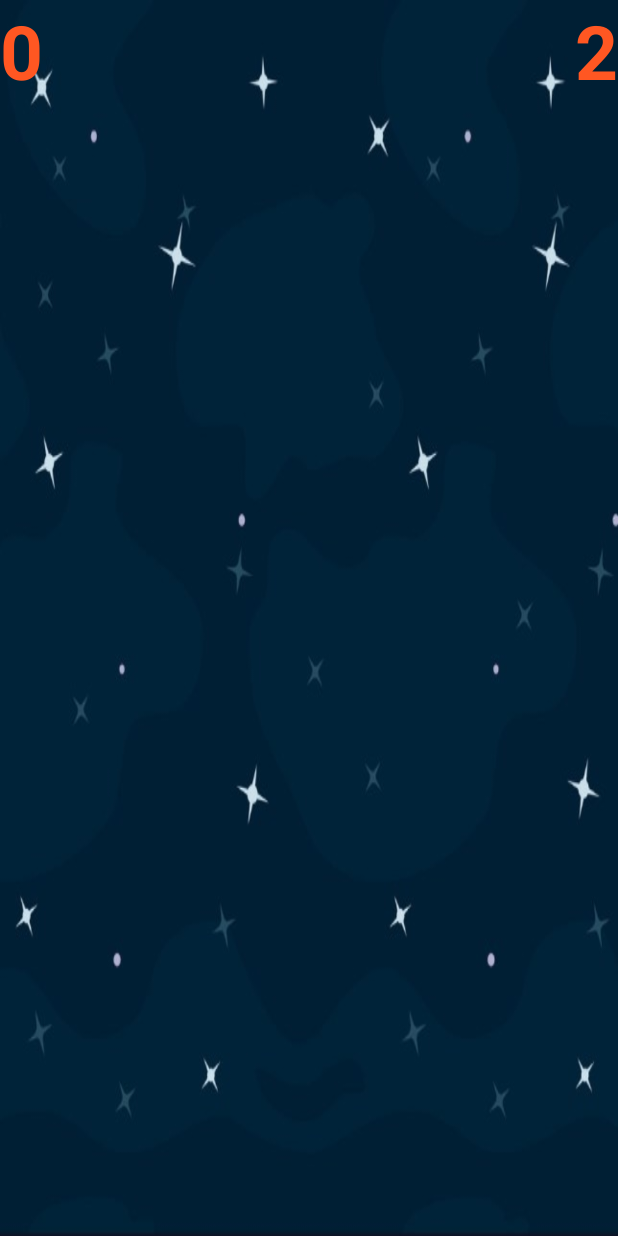
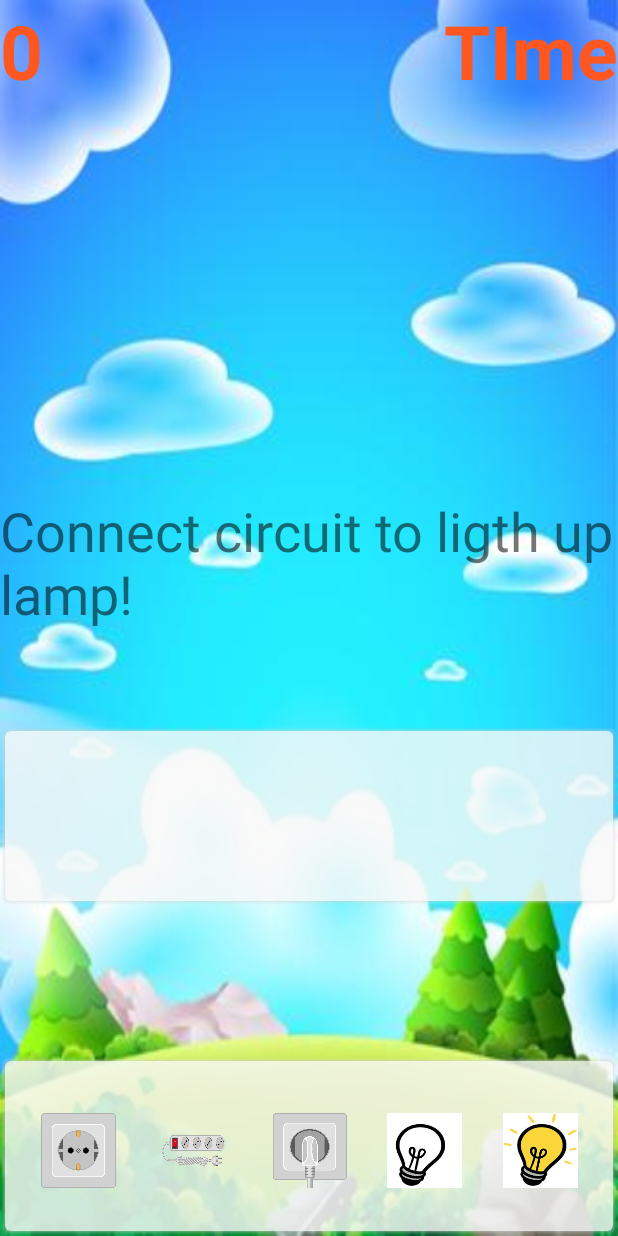
Before and after one commit to eif-courses/GetSomeMoney, an Android app: the fragment GameplayFragment shown on its own in the app's theme, on a phone screen of 412 x 824 dp. Run offline under Robolectric (Android 15) with nearby library versions, the light colour scheme and no system bars; our stand-ins replace Firebase (no records; nobody signed in at launch, a user with empty details on screens opened directly).

Commit message:
EXAMPLE FOR SHOP

```diff
--- a/app/build.gradle
+++ b/app/build.gradle
@@ -48,5 +48,4 @@ dependencies {
     implementation 'com.google.firebase:firebase-auth:19.2.0'
     implementation 'com.firebaseui:firebase-ui-auth:6.1.0'
     implementation 'com.squareup.picasso:picasso:2.71828'
-
 }
--- a/app/src/main/java/get/some/money/starter/Fragments/GameplayFragment.kt
+++ b/app/src/main/java/get/some/money/starter/Fragments/GameplayFragment.kt
@@ -1,41 +1,21 @@
 package get.some.money.starter.Fragments
 
 
-import android.animation.Animator
-import android.animation.AnimatorListenerAdapter
-import android.animation.ObjectAnimator
-import android.app.Activity
-import android.content.Intent
 import android.media.MediaPlayer
 import android.os.Bundle
 import android.os.CountDownTimer
-import androidx.fragment.app.Fragment
 import android.view.LayoutInflater
-import android.view.MotionEvent
 import android.view.View
 import android.view.ViewGroup
 import android.widget.ImageView
-import android.widget.Toast
-import androidx.core.content.res.ResourcesCompat
-import androidx.lifecycle.Observer
-import androidx.lifecycle.ViewModel
+import androidx.fragment.app.Fragment
 import androidx.lifecycle.ViewModelProviders
-import com.firebase.ui.auth.AuthUI
-import com.firebase.ui.auth.IdpResponse
-import com.google.firebase.FirebaseApp
 import com.google.firebase.auth.FirebaseAuth
-import com.google.firebase.firestore.FirebaseFirestore
-import get.some.money.starter.Models.GameObject
-import get.some.money.starter.Models.User
-
 import get.some.money.starter.R
 import get.some.money.starter.ViewModels.GameViewModel
-import get.some.money.starter.ViewModels.ShopViewModel
 import get.some.money.starter.ViewModels.UserViewModel
 import kotlinx.android.synthetic.main.fragment_gameplay.*
 import kotlinx.android.synthetic.main.fragment_gameplay.view.*
-import java.io.ObjectStreamException
-import kotlin.random.Random
 
 /**
  * A simple [Fragment] subclass.
@@ -46,6 +26,7 @@ class GameplayFragment : Fragment() {
   lateinit var model: GameViewModel
   lateinit var userModel: UserViewModel
   private val uuid = FirebaseAuth.getInstance().currentUser?.uid
+
 
   var images = listOf<ImageView>()
 
@@ -62,95 +43,40 @@ class GameplayFragment : Fragment() {
 
     model = ViewModelProviders.of(this)[GameViewModel::class.java]
     userModel = ViewModelProviders.of(this)[UserViewModel::class.java]
-      mediaPlayer = MediaPlayer.create(view.context, R.raw.collect)
-      images = listOf(view.house, view.house2, view.house3, view.house3, view.house4, view.house5, view.house6, view.house7, view.house8, view.house9)
-      gameBoard.setBackgroundResource(R.drawable.level1)
+    mediaPlayer = MediaPlayer.create(view.context, R.raw.object_anim)
+    images = listOf(view.house, view.house2, view.house3, view.house4, view.house5)
+    gameBoard.setBackgroundResource(R.drawable.forest)
 
-      userModel.getUser(uuid.toString()).observe(this, Observer {
-        your_score.text = "${it.score}"
-      })
+    var count = 0
+    val location = IntArray(2)
 
-//      model.loadGameScore().observe(this, Observer {
-//        your_score.text = "$it"
-//      })
-
-//
-//        var stars = listOf(
-//            R.drawable.star_02,
-//            R.drawable.star_03,
-//            R.drawable.star_04,
-//            R.drawable.star_05,
-//            R.drawable.star_06)
-//
-//
-//
-
-      val listOfgameObejcts = model.loadGameObjects().value
-        var i = 3
-        object : CountDownTimer(3000, 1000){
-            override fun onFinish() {
-                time_remaining.text = "GO"
-              var index = 0
-              for (house in images){
-                    house.visibility = View.VISIBLE
-                    house.setImageDrawable(ResourcesCompat.getDrawable(resources, listOfgameObejcts!!.get(index).image, null))
-                    if(index < 8){
-                      index++
-                    }
-                }
-            }
-            override fun onTick(millisUntilFinished: Long) {
-                time_remaining.text = "${i--}"
-            }
-        }.start()
-
-
-
-        for (house in images){
-            house.setOnClickListener { v -> handleTouch(house) }
+    for (house in images) {
+      house.setOnClickListener {
+        it.getLocationOnScreen(location)
+        moveObject(it, -location[0].toFloat() + 50 + (count * 190))
+        count++
+        mediaPlayer.start()
+        house.isClickable = false
       }
 
 
+    }
+  }
 
 
+  fun moveObject(v: View, x: Float, y: Float = -600f, duration: Long = 1000) {
+    v.animate()
+      .translationY(y)
+      .translationX(x)
+      .duration = duration
+  }
 
-
-
-
-//        ObjectAnimator.ofFloat(view.house, "translationX", 100f).apply {
-//            duration = 2000
-//            start()
-//            addListener(object : AnimatorListenerAdapter() {
-//                override fun onAnimationEnd(animation: Animator?, isReverse: Boolean) {
-//                    super.onAnimationEnd(animation, isReverse)
-//                    // view.house.visibility = View.GONE
-//
-//                }
-//            })
-//        }
-
-
-//        view.house.setOnClickListener {
-//            ObjectAnimator.ofFloat(view.house, "alpha", 1f, 0f).apply {
-//                duration = 250
-//                addListener(object : AnimatorListenerAdapter() {
-//                    override fun onAnimationEnd(animation: Animator) {
-//                        Toast.makeText(view.context, "HELLO", Toast.LENGTH_LONG).show()
-//                        //balls.remove((animation as ObjectAnimator).target)
-//                    }
-//                })
-//            }
-//        }
-
-
-    }
 
   private fun handleTouch(image: ImageView) {
     mediaPlayer.start()
     collectItemTimer(image).start()
 
   }
-
 
 
   private fun collectItemTimer(v: View?): CountDownTimer {
--- a/app/src/main/java/get/some/money/starter/MainActivity.kt
+++ b/app/src/main/java/get/some/money/starter/MainActivity.kt
@@ -38,16 +38,16 @@ class MainActivity : AppCompatActivity(), AppBarConfiguration.OnNavigateUpListen
   private lateinit var appBarConfiguration: AppBarConfiguration;
   private val RC_SIGN_IN = 123
   lateinit var userModel: UserViewModel
-
+  private val uuid = FirebaseAuth.getInstance().currentUser?.uid
   val providers = arrayListOf(
     AuthUI.IdpConfig.EmailBuilder().build(),
     AuthUI.IdpConfig.GoogleBuilder().build()
   )
 
-
   override fun onStart() {
     super.onStart()
     // Create and launch sign-in intent
+    if (uuid == null) {
       startActivityForResult(
         AuthUI.getInstance()
           .createSignInIntentBuilder()
@@ -56,7 +56,7 @@ class MainActivity : AppCompatActivity(), AppBarConfiguration.OnNavigateUpListen
         RC_SIGN_IN
       )
     }
-
+  }
 
   override fun onCreate(savedInstanceState: Bundle?) {
     super.onCreate(savedInstanceState)
--- /dev/null
+++ b/app/src/main/java/get/some/money/starter/Models/Chain.kt
@@ -0,0 +1,5 @@
+package get.some.money.starter.Models
+
+data class Chain(val listImages: List<Int> = emptyList(),
+                 val sequence: List<Int> = emptyList()
+)
--- a/app/src/main/res/layout/fragment_gameplay.xml
+++ b/app/src/main/res/layout/fragment_gameplay.xml
@@ -6,117 +6,95 @@
     android:layout_width="match_parent"
     android:layout_height="match_parent"
     android:animateLayoutChanges="true"
+    android:background="@drawable/forest"
     tools:context=".Fragments.GameplayFragment">
 
     <ImageView
+        android:id="@+id/imageView2"
+        android:layout_width="0dp"
+        android:layout_height="120dp"
+
+        android:layout_marginBottom="100dp"
+        android:alpha="0.7"
+        android:src="@drawable/borders"
+        app:layout_constraintBottom_toTopOf="@+id/imageView"
+        app:layout_constraintEnd_toEndOf="parent"
+        app:layout_constraintHorizontal_bias="0.0"
+        app:layout_constraintStart_toStartOf="parent" />
+
+    <ImageView
+        android:id="@+id/imageView"
+        android:layout_width="0dp"
+        android:layout_height="120dp"
+
+        android:alpha="0.7"
+        android:src="@drawable/borders"
+        app:layout_constraintBottom_toBottomOf="parent"
+        app:layout_constraintEnd_toEndOf="parent"
+        app:layout_constraintStart_toStartOf="parent" />
+
+    <ImageView
+        android:id="@+id/house3"
+        android:layout_width="50dp"
+        android:layout_height="50dp"
+        android:layout_marginBottom="32dp"
+        android:background="@drawable/lempute_02"
+        android:visibility="visible"
+        app:layout_constraintBottom_toBottomOf="parent"
+        app:layout_constraintEnd_toEndOf="parent"
+        app:layout_constraintHorizontal_bias="0.5"
+        app:layout_constraintStart_toEndOf="@+id/house2" />
+
+    <ImageView
         android:id="@+id/house"
-        android:layout_width="wrap_content"
-        android:layout_height="wrap_content"
-        android:src="@drawable/home"
-        android:visibility="invisible"
-        app:layout_constraintBottom_toTopOf="@+id/house3"
-        app:layout_constraintEnd_toStartOf="@+id/house6"
+        android:layout_width="50dp"
+        android:layout_height="50dp"
+        android:layout_marginBottom="32dp"
+        android:background="@drawable/rozete_off"
+        android:visibility="visible"
+        app:layout_constraintBottom_toBottomOf="parent"
+        app:layout_constraintEnd_toStartOf="@+id/house5"
         app:layout_constraintHorizontal_bias="0.5"
-        app:layout_constraintStart_toStartOf="parent"
-        app:layout_constraintTop_toTopOf="parent" />
+        app:layout_constraintStart_toStartOf="parent" />
 
     <ImageView
         android:id="@+id/house2"
-        android:layout_width="wrap_content"
-        android:layout_height="wrap_content"
-        android:src="@drawable/home"
-        android:visibility="invisible"
-        app:layout_constraintBottom_toTopOf="@+id/house4"
-        app:layout_constraintEnd_toStartOf="@+id/house5"
+        android:layout_width="50dp"
+        android:layout_height="50dp"
+        android:layout_marginBottom="32dp"
+        android:background="@drawable/lempute_01"
+        android:visibility="visible"
+        app:layout_constraintBottom_toBottomOf="parent"
+        app:layout_constraintEnd_toStartOf="@+id/house3"
         app:layout_constraintHorizontal_bias="0.5"
-        app:layout_constraintStart_toEndOf="@+id/house3"
-        app:layout_constraintTop_toBottomOf="@+id/house6" />
+        app:layout_constraintStart_toEndOf="@+id/house4" />
 
     <ImageView
-        android:id="@+id/house3"
-        android:layout_width="wrap_content"
-        android:layout_height="wrap_content"
-        android:src="@drawable/home"
-        android:visibility="invisible"
-        app:layout_constraintBottom_toTopOf="@+id/house7"
-        app:layout_constraintEnd_toStartOf="@+id/house2"
+        android:id="@+id/house5"
+        android:layout_width="50dp"
+        android:layout_height="50dp"
+        android:layout_marginBottom="32dp"
+        android:background="@drawable/prailgintuvas"
+        android:visibility="visible"
+        app:layout_constraintBottom_toBottomOf="parent"
+        app:layout_constraintEnd_toStartOf="@+id/house4"
         app:layout_constraintHorizontal_bias="0.5"
-        app:layout_constraintStart_toStartOf="parent"
-        app:layout_constraintTop_toBottomOf="@+id/house" />
+        app:layout_constraintStart_toEndOf="@+id/house" />
 
     <ImageView
         android:id="@+id/house4"
-        android:layout_width="wrap_content"
-        android:layout_height="wrap_content"
-        android:src="@drawable/home"
-        android:visibility="invisible"
+        android:layout_width="50dp"
+        android:layout_height="50dp"
+        android:layout_marginBottom="32dp"
+        android:background="@drawable/rozete_on"
+        android:visibility="visible"
         app:layout_constraintBottom_toBottomOf="parent"
-        app:layout_constraintEnd_toStartOf="@+id/house9"
+        app:layout_constraintEnd_toStartOf="@+id/house2"
         app:layout_constraintHorizontal_bias="0.5"
-        app:layout_constraintStart_toEndOf="@+id/house7"
-        app:layout_constraintTop_toBottomOf="@+id/house2" />
-
-    <ImageView
-        android:id="@+id/house5"
-        android:layout_width="wrap_content"
-        android:layout_height="wrap_content"
-        android:src="@drawable/home"
-        android:visibility="invisible"
-        app:layout_constraintBottom_toTopOf="@+id/house9"
-        app:layout_constraintEnd_toEndOf="parent"
-        app:layout_constraintHorizontal_bias="0.5"
-        app:layout_constraintStart_toEndOf="@+id/house2"
-        app:layout_constraintTop_toBottomOf="@+id/house8" />
-
-    <ImageView
-        android:id="@+id/house8"
-        android:layout_width="wrap_content"
-        android:layout_height="wrap_content"
-        android:src="@drawable/home"
-        android:visibility="invisible"
-        app:layout_constraintBottom_toTopOf="@+id/house5"
-        app:layout_constraintEnd_toEndOf="parent"
-        app:layout_constraintHorizontal_bias="0.5"
-        app:layout_constraintStart_toEndOf="@+id/house6"
-        app:layout_constraintTop_toTopOf="parent" />
-
-    <ImageView
-        android:id="@+id/house9"
-        android:layout_width="wrap_content"
-        android:layout_height="wrap_content"
-        android:src="@drawable/home"
-        android:visibility="invisible"
-        app:layout_constraintBottom_toBottomOf="parent"
-        app:layout_constraintEnd_toEndOf="parent"
-        app:layout_constraintHorizontal_bias="0.5"
-        app:layout_constraintStart_toEndOf="@+id/house4"
-        app:layout_constraintTop_toBottomOf="@+id/house5" />
-
-    <ImageView
-        android:id="@+id/house6"
-        android:layout_width="wrap_content"
-        android:layout_height="wrap_content"
-        android:src="@drawable/home"
-        android:visibility="invisible"
-        app:layout_constraintBottom_toTopOf="@+id/house2"
-        app:layout_constraintEnd_toStartOf="@+id/house8"
-        app:layout_constraintHorizontal_bias="0.5"
-        app:layout_constraintStart_toEndOf="@+id/house"
-        app:layout_constraintTop_toTopOf="parent" />
-
-    <ImageView
-        android:id="@+id/house7"
-        android:layout_width="wrap_content"
-        android:layout_height="wrap_content"
-        android:src="@drawable/home"
-        android:visibility="invisible"
-        app:layout_constraintBottom_toBottomOf="parent"
-        app:layout_constraintEnd_toStartOf="@+id/house4"
-        app:layout_constraintHorizontal_bias="0.5"
-        app:layout_constraintStart_toStartOf="parent"
-        app:layout_constraintTop_toBottomOf="@+id/house3" />
+        app:layout_constraintStart_toEndOf="@+id/house5" />
 
     <LinearLayout
+        android:id="@+id/linearLayout"
         android:layout_width="0dp"
         android:layout_height="wrap_content"
         android:orientation="horizontal"
@@ -143,4 +121,16 @@
             android:textSize="50sp"
             android:textStyle="bold" />
     </LinearLayout>
+
+    <TextView
+        android:id="@+id/textView"
+        android:layout_width="wrap_content"
+        android:layout_height="wrap_content"
+        android:layout_marginBottom="64dp"
+        android:text="Connect circuit to ligth up lamp!"
+        android:textSize="36sp"
+        app:layout_constraintBottom_toTopOf="@+id/imageView2"
+        app:layout_constraintEnd_toEndOf="parent"
+        app:layout_constraintStart_toStartOf="parent" />
+
 </androidx.constraintlayout.widget.ConstraintLayout>
--- a/app/src/main/res/navigation/navigation.xml
+++ b/app/src/main/res/navigation/navigation.xml
@@ -3,7 +3,7 @@
     xmlns:app="http://schemas.android.com/apk/res-auto"
     xmlns:tools="http://schemas.android.com/tools"
     android:id="@+id/navigation"
-    app:startDestination="@id/homeFragment">
+    app:startDestination="@id/gameplayFragment">
 
     <fragment
         android:id="@+id/shopFragment"
```
Also changed, not shown: app/src/main/res/drawable/forest.jpg (added), app/src/main/res/drawable/lempute_01.jpg (added), app/src/main/res/drawable/lempute_02.jpg (added), app/src/main/res/drawable/prailgintuvas.png (added), app/src/main/res/drawable/rozete_off.png (added), app/src/main/res/drawable/rozete_on.png (added), 1 other file. Lines whose indentation alone changed are shown as unchanged.
